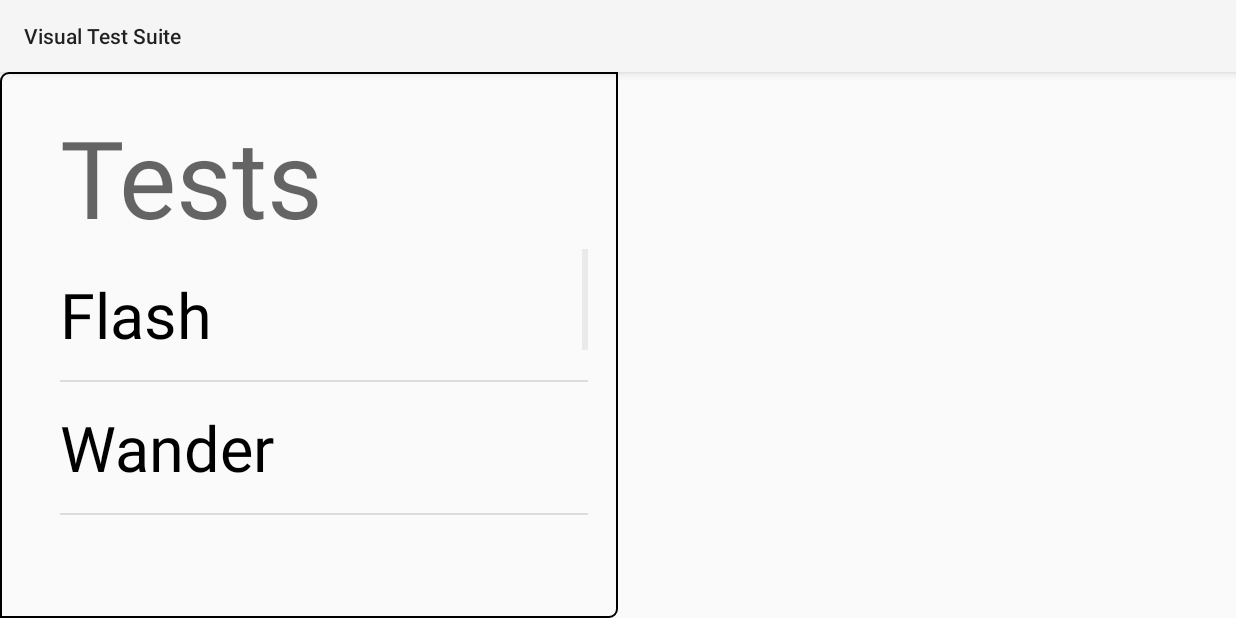
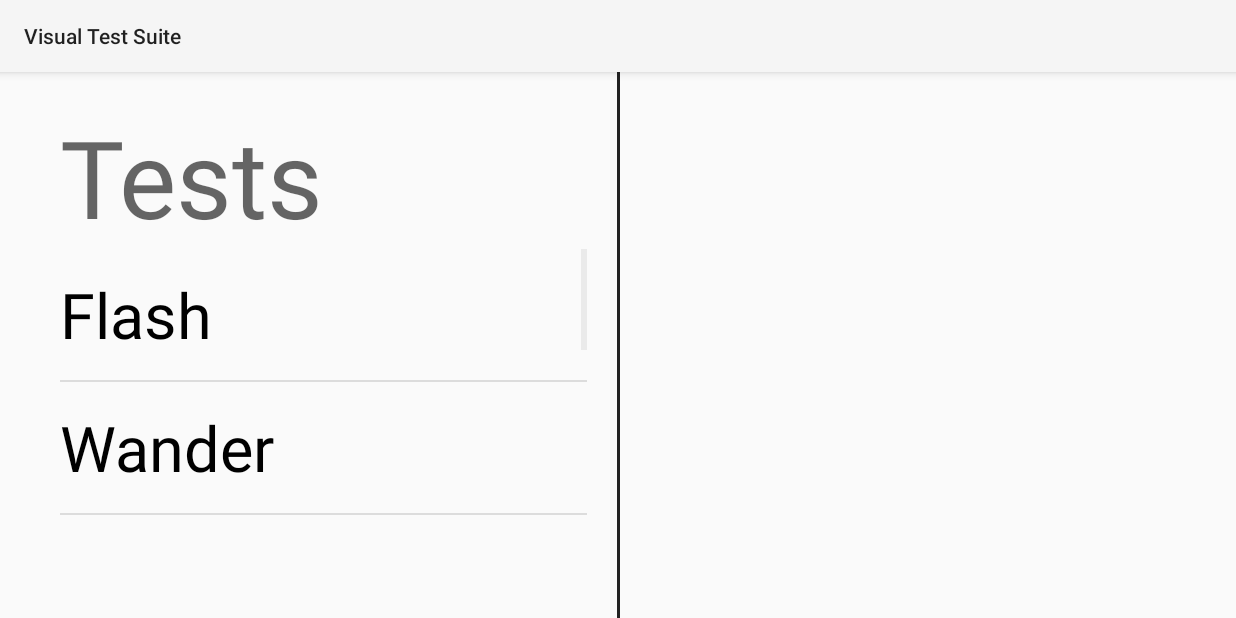
Before and after one commit to OtagoPolytechnic/VisualScanSuite, an Android app: the ToolListActivity screen opened directly, with no data from a screen before it, on a phone screen of 824 x 412 dp (held sideways). Run offline under Robolectric (Android 15) with nearby library versions, the phone set to English and light mode, and no system bars.

Commit message:
tool list layout update

```diff
--- a/VisScan/app/src/main/res/layout/activity_tool_list.xml
+++ b/VisScan/app/src/main/res/layout/activity_tool_list.xml
@@ -10,7 +10,6 @@
         android:layout_width="match_parent"
         android:layout_height="match_parent"
         android:layout_weight="1"
-        android:background="@drawable/background_border"
 
         >
         <!--Left box (Solved)-->
@@ -42,6 +41,13 @@
 
     </RelativeLayout>
 
+    <View
+        android:layout_height="match_parent"
+        android:background="@color/colorDark"
+        android:layout_width="2dp">
+    </View>
+
+
     <RelativeLayout
         android:layout_width="match_parent"
         android:layout_height="wrap_content"
--- a/VisScan/app/src/main/res/values/colors.xml
+++ b/VisScan/app/src/main/res/values/colors.xml
@@ -5,4 +5,5 @@
     <color name="colorAccent">#ff4081</color>
     <color name="white">#ffffff</color>
     <color name="ButtonBlue">#64b3f1</color>
+    <color name="colorDark">#222222</color>
 </resources>
```
Also changed, not shown: 1 other file.
